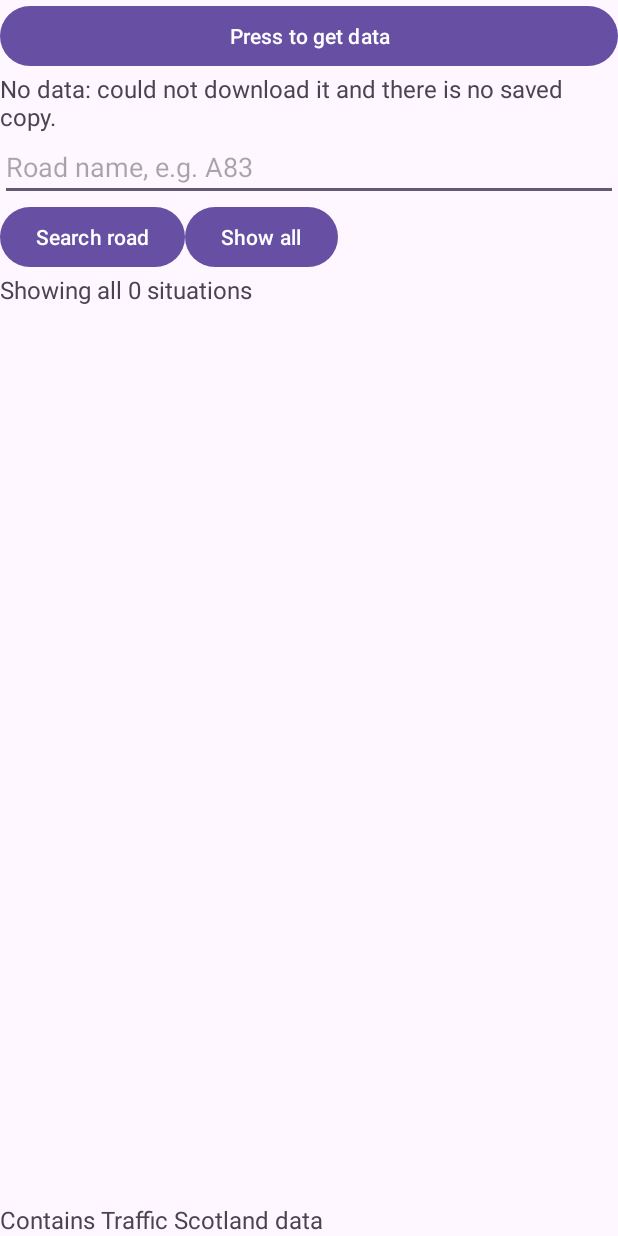
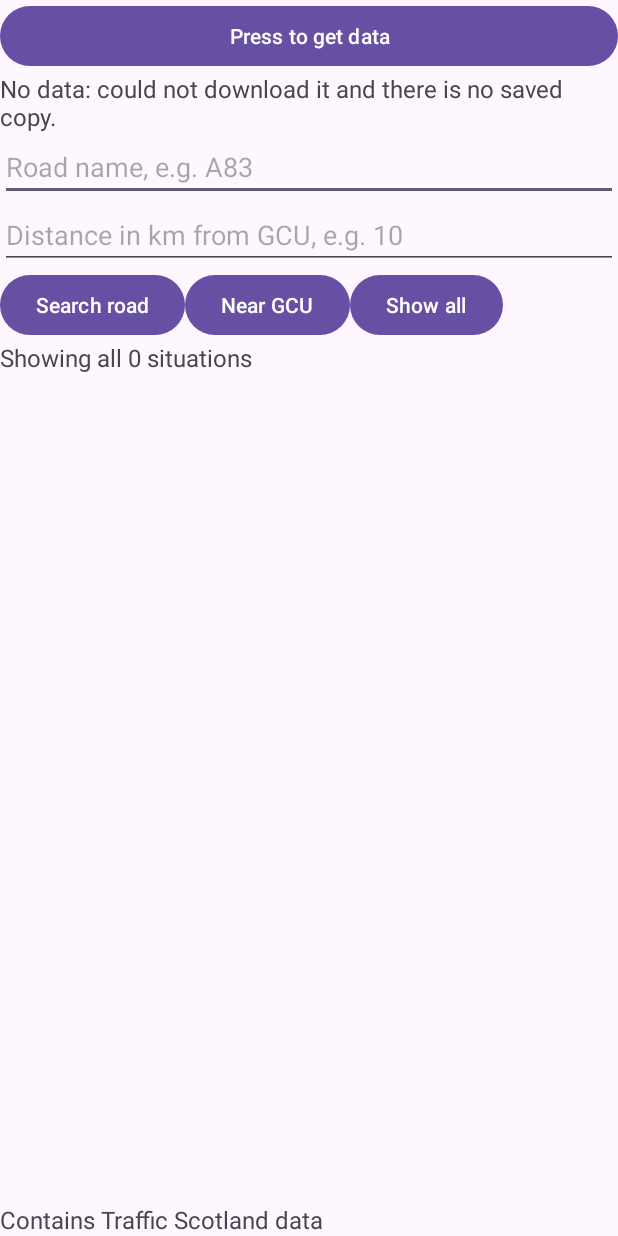
Before and after one commit to Malccy/Smith_Malcolm_S2224512, an Android app: the screen it shows after launch (MainActivity), on a phone screen of 412 x 824 dp. Run offline under Robolectric (Android 15) with nearby library versions, the phone set to English and light mode, and no system bars.

Commit message:
Radius search added, if from and to are within the radius flagged on Near GCU option (GCU set as fixed location)

```diff
--- a/app/src/main/res/layout/activity_main.xml
+++ b/app/src/main/res/layout/activity_main.xml
@@ -26,6 +26,13 @@
         android:hint="Road name, e.g. A83"
         android:inputType="text" />
 
+    <EditText
+        android:id="@+id/etDistance"
+        android:layout_width="match_parent"
+        android:layout_height="wrap_content"
+        android:hint="Distance in km from GCU, e.g. 10"
+        android:inputType="numberDecimal" />
+
     <LinearLayout
         android:layout_width="match_parent"
         android:layout_height="wrap_content"
@@ -38,10 +45,17 @@
         android:text="Search road" />
 
     <Button
+        android:id="@+id/nearButton"
+        android:layout_width="wrap_content"
+        android:layout_height="wrap_content"
+        android:text="Near GCU" />
+
+    <Button
         android:id="@+id/showAllButton"
         android:layout_width="wrap_content"
         android:layout_height="wrap_content"
         android:text="Show all" />
+
     </LinearLayout>
 
     <TextView
```
Also changed, not shown: app/src/main/java/org/me/gcu/smith_malcolm_s2224512/MainActivity.java (+123 -6 lines). Lines whose indentation alone changed are shown as unchanged.
